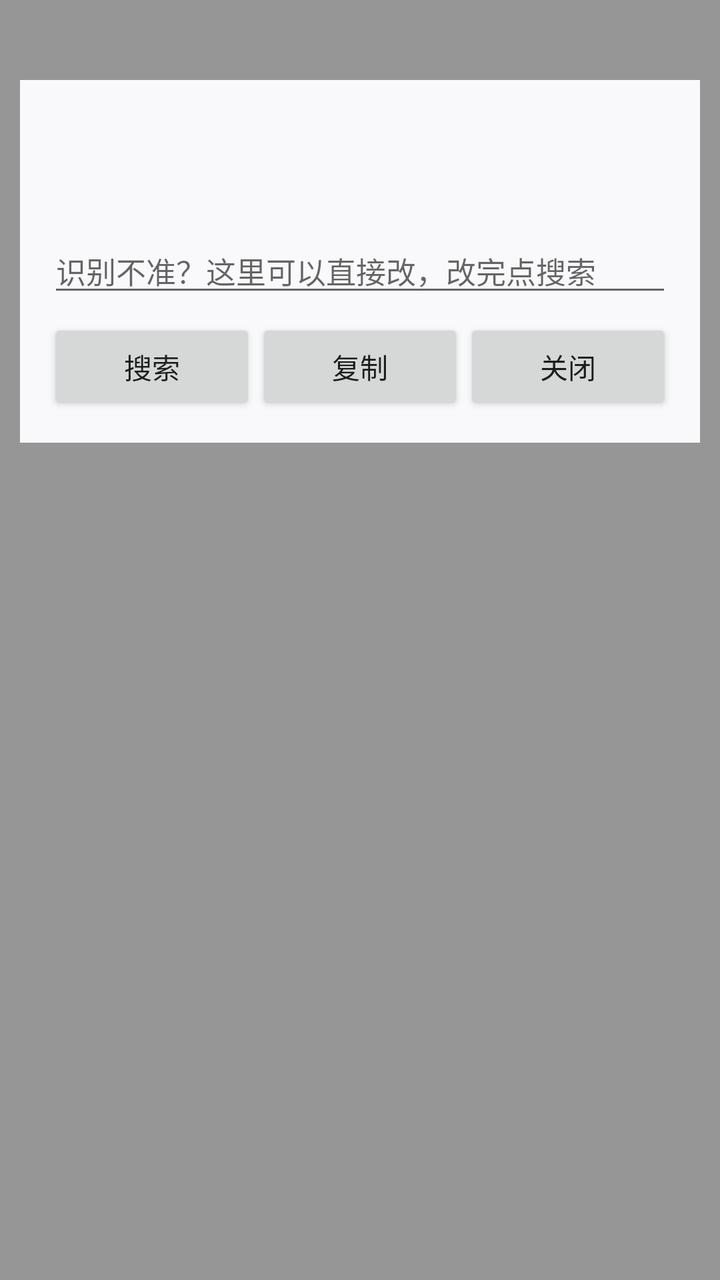
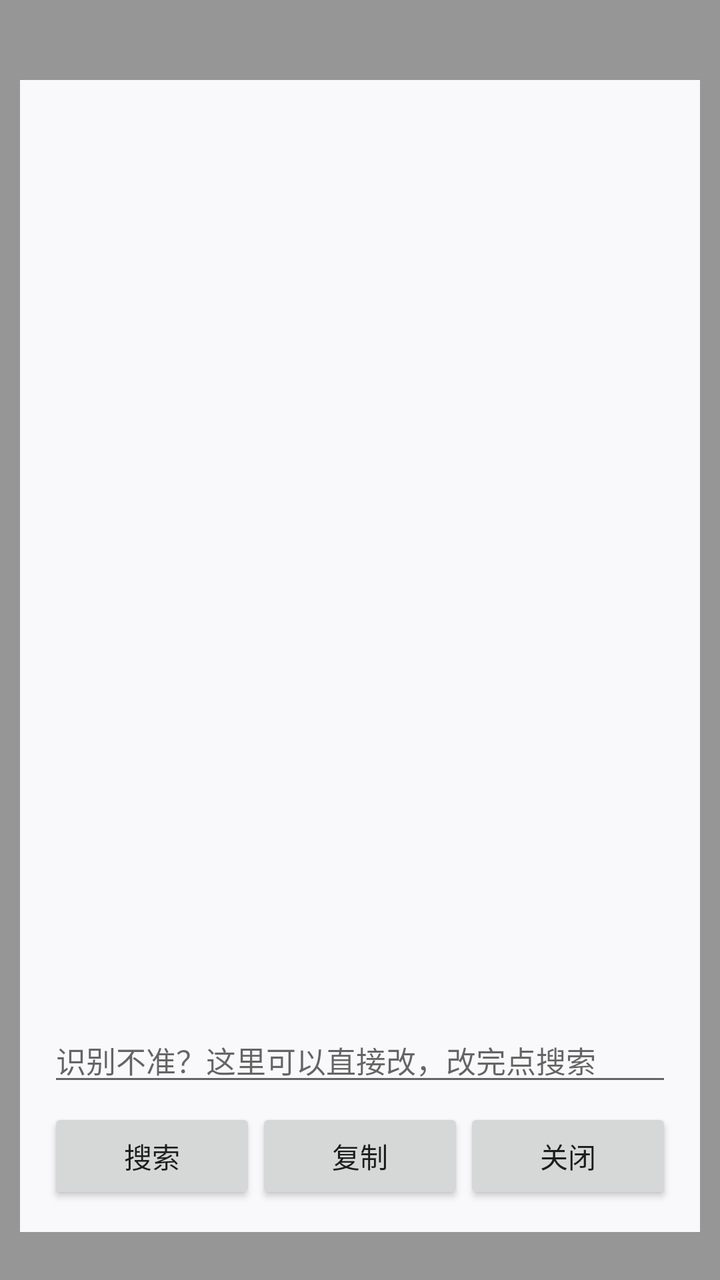

Two renders of the same Android screen: before a commit and after it. Below are the layout's source before the change and the commit's diff.
<!-- AndroidManifest.xml: application theme Theme.StudentLookup -->
<!-- res/layout/result_card.xml -->
<?xml version="1.0" encoding="utf-8"?>
<LinearLayout xmlns:android="http://schemas.android.com/apk/res/android"
    android:layout_width="match_parent"
    android:layout_height="match_parent"
    android:background="#66000000"
    android:gravity="top|center_horizontal"
    android:orientation="vertical"
    android:paddingTop="40dp"
    android:paddingBottom="24dp">

    <LinearLayout
        android:id="@+id/card_root"
        android:layout_width="match_parent"
        android:layout_height="wrap_content"
        android:layout_marginHorizontal="10dp"
        android:background="@color/card_bg"
        android:orientation="vertical"
        android:padding="14dp">

        <TextView
            android:id="@+id/tv_title"
            android:layout_width="match_parent"
            android:layout_height="wrap_content"
            android:textColor="@color/text_primary"
            android:textSize="17sp"
            android:textStyle="bold" />

        <ScrollView
            android:id="@+id/scroll_body"
            android:layout_width="match_parent"
            android:layout_height="0dp"
            android:layout_marginTop="8dp"
            android:layout_weight="1"
            android:scrollbars="vertical">

            <LinearLayout
                android:id="@+id/container_students"
                android:layout_width="match_parent"
                android:layout_height="wrap_content"
                android:orientation="vertical" />
        </ScrollView>

        <TextView
            android:id="@+id/tv_status"
            android:layout_width="match_parent"
            android:layout_height="wrap_content"
            android:layout_marginTop="6dp"
            android:textSize="13sp" />

        <EditText
            android:id="@+id/et_search"
            android:layout_width="match_parent"
            android:layout_height="wrap_content"
            android:layout_marginTop="6dp"
            android:hint="识别不准？这里可以直接改，改完点搜索"
            android:inputType="text"
            android:maxLines="1"
            android:textSize="15sp" />

        <LinearLayout
            android:layout_width="match_parent"
            android:layout_height="wrap_content"
            android:layout_marginTop="6dp"
            android:orientation="horizontal">

            <Button
                android:id="@+id/btn_back"
                android:layout_width="0dp"
                android:layout_height="wrap_content"
                android:layout_weight="1"
                android:text="← 返回"
                android:visibility="gone" />

            <Button
                android:id="@+id/btn_search"
                android:layout_width="0dp"
                android:layout_height="wrap_content"
                android:layout_weight="1"
                android:text="搜索" />

            <Button
                android:id="@+id/btn_copy"
                android:layout_width="0dp"
                android:layout_height="wrap_content"
                android:layout_weight="1"
                android:text="复制" />

            <Button
                android:id="@+id/btn_close"
                android:layout_width="0dp"
                android:layout_height="wrap_content"
                android:layout_weight="1"
                android:text="关闭" />
        </LinearLayout>
    </LinearLayout>
</LinearLayout>
<!-- resources referenced by this layout -->
<resources>
  <color name="card_bg">#F9F9FB</color>
  <color name="text_primary">#1A1A1A</color>
  <style name="Theme.StudentLookup" parent="Theme.AppCompat.DayNight.NoActionBar">
          <item name="colorPrimary">@color/purple_500</item>
          <item name="colorPrimaryDark">@color/purple_700</item>
          <item name="colorAccent">@color/teal_200</item>
      </style>
  <color name="purple_500">#6750A4</color>
  <color name="purple_700">#4F378B</color>
  <color name="teal_200">#03DAC5</color>
</resources>

<!-- the commit's change to res/layout/result_card.xml (unified diff, before → after) -->
@@ -11,7 +11,7 @@
     <LinearLayout
         android:id="@+id/card_root"
         android:layout_width="match_parent"
-        android:layout_height="wrap_content"
+        android:layout_height="match_parent"
         android:layout_marginHorizontal="10dp"
         android:background="@color/card_bg"
         android:orientation="vertical"
